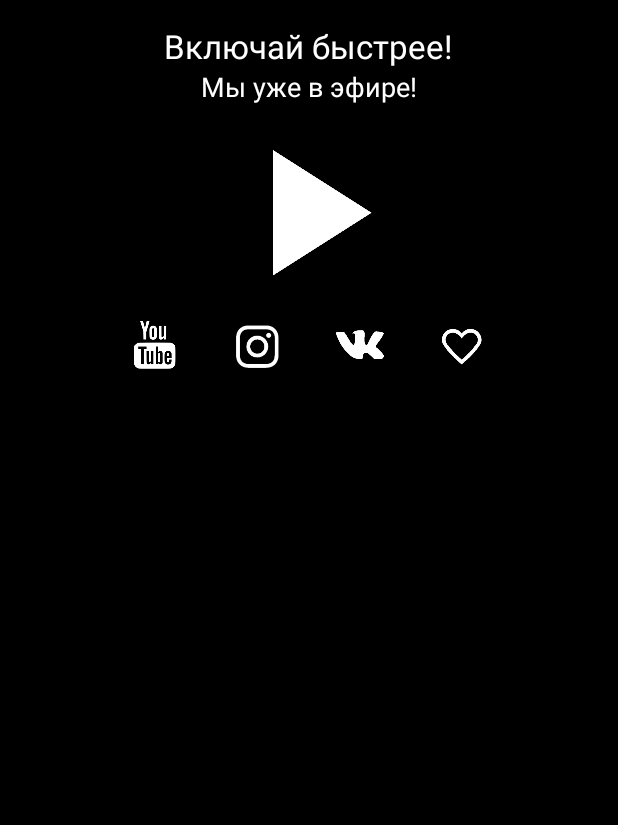
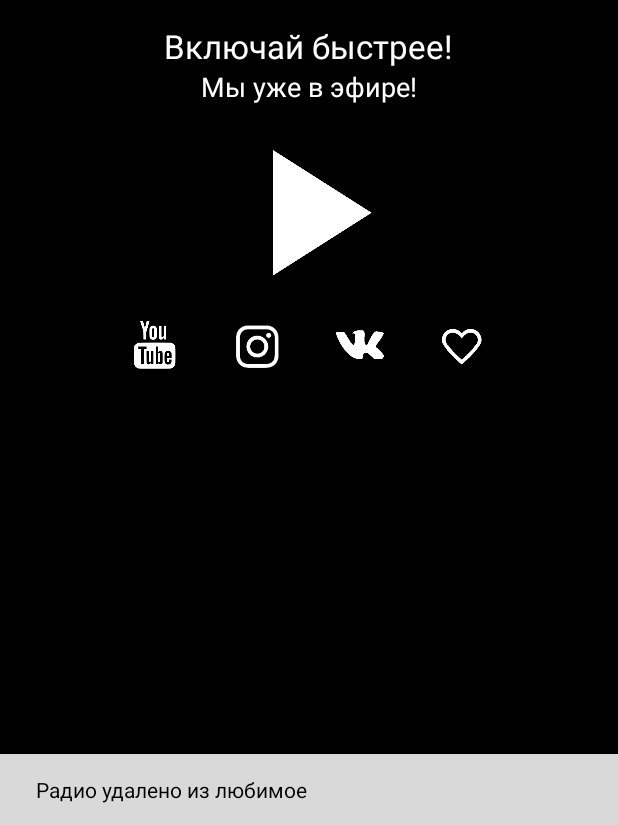
Before and after one commit to kalter704/testDFRadio, an Android app: the PlayActivity screen opened directly, with no data from a screen before it, after a tap on an icon or button, on a phone screen of 412 x 824 dp, the part 411-1236 px from its top. Run offline under Robolectric (Android 15) with nearby library versions, the phone set to English and light mode, and no system bars; 3 other taps on this screen came first.

Commit message:
Сообщение при отсутсвии Интернета и пр лайках/дизлайках

```diff
--- a/app/src/main/java/com/example/vasiliy/testdfradio/Activityes/PlayActivity.java
+++ b/app/src/main/java/com/example/vasiliy/testdfradio/Activityes/PlayActivity.java
@@ -4,6 +4,7 @@ import android.app.PendingIntent;
 import android.content.Intent;
 import android.net.Uri;
 import android.os.Bundle;
+import android.support.design.widget.Snackbar;
 import android.support.v7.app.AppCompatActivity;
 import android.support.v7.widget.Toolbar;
 import android.util.Log;
@@ -95,11 +96,13 @@ public class PlayActivity extends AppCompatActivity implements View.OnClickListe
             case R.id.ivUnLike:
                 debugToast("ivUnLike");
                 setLike();
+                pushSnack(getString(R.string.snack_like));
                 RadioChannels.getInstance().saveLike(this, mID);
                 break;
             case R.id.ivLike:
                 debugToast("ivLike");
                 setUnLike();
+                pushSnack(getString(R.string.snack_unlike));
                 RadioChannels.getInstance().saveDislike(this, mID);
                 break;
             case R.id.rlPlay:
@@ -171,6 +174,17 @@ public class PlayActivity extends AppCompatActivity implements View.OnClickListe
     private void setUnLike() {
         mLike.setVisibility(View.INVISIBLE);
         mUnLike.setVisibility(View.VISIBLE);
+    }
+
+    private void pushSnack(String str) {
+        Snackbar snackbar = Snackbar.make(
+                findViewById(R.id.playCoordLayout),
+                str,
+                Snackbar.LENGTH_SHORT);
+        View snackView = snackbar.getView();
+        snackView.setBackgroundColor(getResources().getColor(R.color.snackLikeColor));
+        ((TextView) snackView.findViewById(android.support.design.R.id.snackbar_text)).setTextColor(getResources().getColor(R.color.textColorSecondPrimary));
+        snackbar.show();
     }
 
     private void initializeUI() {
--- a/app/src/main/res/layout/activity_main.xml
+++ b/app/src/main/res/layout/activity_main.xml
@@ -4,7 +4,8 @@
     xmlns:tools="http://schemas.android.com/tools"
     android:layout_width="match_parent"
     android:layout_height="match_parent"
-    android:textAlignment="center">
+    android:textAlignment="center"
+    android:id="@+id/mainCoordLayout">
 
     <android.support.design.widget.AppBarLayout
         android:id="@+id/appbar"
--- a/app/src/main/res/layout/activity_play.xml
+++ b/app/src/main/res/layout/activity_play.xml
@@ -5,7 +5,8 @@
     android:layout_width="match_parent"
     android:layout_height="match_parent"
     android:background="@color/colorBlackBackground"
-    android:textAlignment="center">
+    android:textAlignment="center"
+    android:id="@+id/playCoordLayout">
 
     <android.support.design.widget.AppBarLayout
         android:id="@+id/appbar"
--- a/app/src/main/res/values/colors.xml
+++ b/app/src/main/res/values/colors.xml
@@ -21,4 +21,7 @@
     <color name="colorPressedMenuButton">#1F1F1F</color>
     <color name="colorPressedRecyclerItem">#E8E8E8</color>
 
+    <color name="snackErrorNetworkColor">#d9000000</color>
+    <color name="snackLikeColor">#d9ffffff</color>
+
 </resources>
--- a/app/src/main/res/values/strings.xml
+++ b/app/src/main/res/values/strings.xml
@@ -46,6 +46,9 @@
     <string name="link_youtube">https://www.youtube.com/</string>
     <string name="link_instagram">https://www.instagram.com/</string>
 
+    <string name="snack_like">Радио добавлено в любимое</string>
+    <string name="snack_unlike">Радио удалено из любимое</string>
+
     //~~~~~~~~~~~~~~~~~~~~~~~~~~~~~~~~~~~~~~~~~~~~~~~~~~~~~~~~~~~~~~~~~~~~~~~~~~~~~~~~~~~~~~~~~
 
     <string name="file_name">likes_file</string>
```
Also changed, not shown: app/src/main/java/com/example/vasiliy/testdfradio/Fragments/AllRadioFragment.java (+16 -4 lines), app/src/main/java/com/example/vasiliy/testdfradio/Fragments/FavoriteRadioFragment.java (+10 -3 lines).
